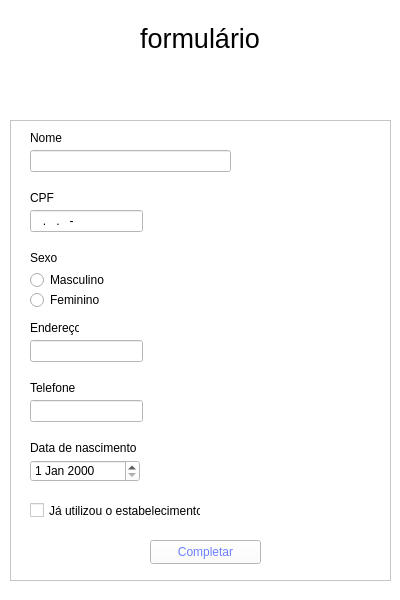
First picture: the form in desktop/lan/untitled.ui, repository rafaelXVA/AulasSenacdenovo, before the edit.
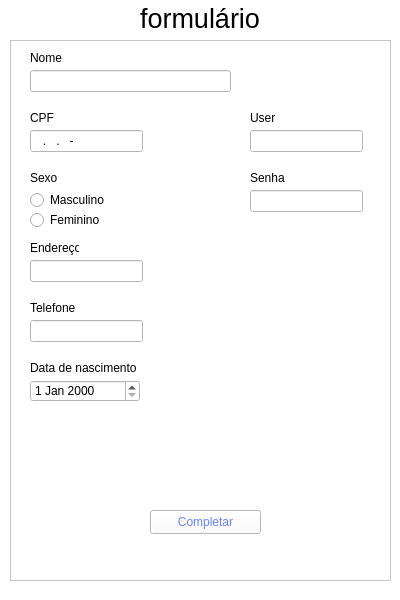
Second picture: the form after the edit.

Patch:
```diff
--- a/desktop/lan/untitled.ui
+++ b/desktop/lan/untitled.ui
@@ -42,7 +42,7 @@
     <property name="geometry">
      <rect>
       <x>140</x>
-      <y>20</y>
+      <y>0</y>
       <width>124</width>
       <height>36</height>
      </rect>
@@ -63,9 +63,9 @@
     <property name="geometry">
      <rect>
       <x>10</x>
-      <y>120</y>
+      <y>40</y>
       <width>381</width>
-      <height>461</height>
+      <height>541</height>
      </rect>
     </property>
     <property name="styleSheet">
@@ -234,27 +234,11 @@
       </rect>
      </property>
     </widget>
-    <widget class="QCheckBox" name="CB_trabalha">
-     <property name="geometry">
-      <rect>
-       <x>20</x>
-       <y>380</y>
-       <width>171</width>
-       <height>21</height>
-      </rect>
-     </property>
-     <property name="text">
-      <string>Já utilizou o estabelecimento</string>
-     </property>
-     <property name="checked">
-      <bool>false</bool>
-     </property>
-    </widget>
     <widget class="QPushButton" name="btn_completar">
      <property name="geometry">
       <rect>
        <x>140</x>
-       <y>420</y>
+       <y>470</y>
        <width>111</width>
        <height>24</height>
       </rect>
@@ -276,6 +260,55 @@
       <bool>false</bool>
      </property>
     </widget>
+    <widget class="QLabel" name="label">
+     <property name="geometry">
+      <rect>
+       <x>240</x>
+       <y>130</y>
+       <width>49</width>
+       <height>16</height>
+      </rect>
+     </property>
+     <property name="text">
+      <string>Senha</string>
+     </property>
+    </widget>
+    <widget class="QLabel" name="label_2">
+     <property name="geometry">
+      <rect>
+       <x>240</x>
+       <y>70</y>
+       <width>49</width>
+       <height>16</height>
+      </rect>
+     </property>
+     <property name="text">
+      <string>User</string>
+     </property>
+    </widget>
+    <widget class="QLineEdit" name="lineEdit">
+     <property name="geometry">
+      <rect>
+       <x>240</x>
+       <y>150</y>
+       <width>113</width>
+       <height>22</height>
+      </rect>
+     </property>
+     <property name="echoMode">
+      <enum>QLineEdit::EchoMode::Password</enum>
+     </property>
+    </widget>
+    <widget class="QLineEdit" name="lineEdit_2">
+     <property name="geometry">
+      <rect>
+       <x>240</x>
+       <y>90</y>
+       <width>113</width>
+       <height>22</height>
+      </rect>
+     </property>
+    </widget>
    </widget>
   </widget>
  </widget>
```
